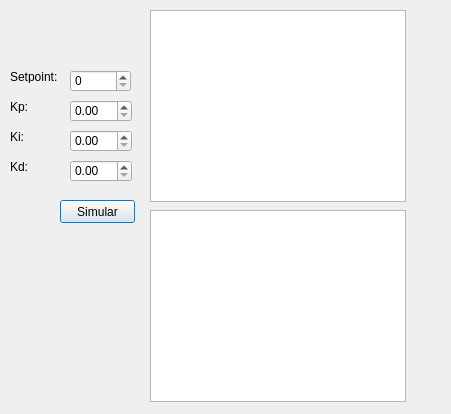
lgalvani007/ProjetoSemestral, file windows/posicao.ui: the form before one commit.
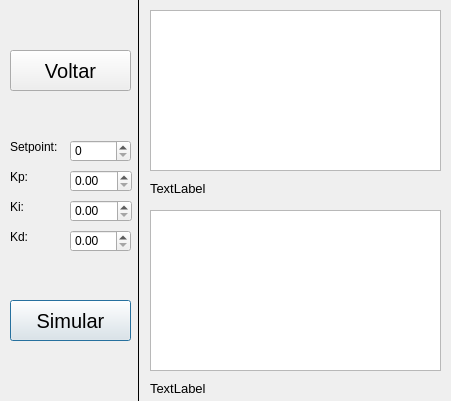
The form after the commit.

Commit message: att windows

```diff
--- a/windows/posicao.ui
+++ b/windows/posicao.ui
@@ -7,7 +7,7 @@
     <x>0</x>
     <y>0</y>
     <width>451</width>
-    <height>414</height>
+    <height>401</height>
    </rect>
   </property>
   <property name="windowTitle">
@@ -17,7 +17,7 @@
    <property name="geometry">
     <rect>
      <x>70</x>
-     <y>100</y>
+     <y>170</y>
      <width>62</width>
      <height>22</height>
     </rect>
@@ -27,7 +27,7 @@
    <property name="geometry">
     <rect>
      <x>70</x>
-     <y>130</y>
+     <y>200</y>
      <width>62</width>
      <height>22</height>
     </rect>
@@ -37,8 +37,8 @@
    <property name="geometry">
     <rect>
      <x>70</x>
-     <y>160</y>
-     <width>62</width>
+     <y>230</y>
+     <width>61</width>
      <height>22</height>
     </rect>
    </property>
@@ -48,8 +48,8 @@
     <rect>
      <x>150</x>
      <y>10</y>
-     <width>256</width>
-     <height>192</height>
+     <width>291</width>
+     <height>161</height>
     </rect>
    </property>
   </widget>
@@ -57,7 +57,7 @@
    <property name="geometry">
     <rect>
      <x>70</x>
-     <y>70</y>
+     <y>140</y>
      <width>61</width>
      <height>22</height>
     </rect>
@@ -66,12 +66,17 @@
   <widget class="QPushButton" name="Simular">
    <property name="geometry">
     <rect>
-     <x>60</x>
-     <y>200</y>
-     <width>75</width>
-     <height>23</height>
+     <x>10</x>
+     <y>300</y>
+     <width>121</width>
+     <height>41</height>
     </rect>
    </property>
+   <property name="font">
+    <font>
+     <pointsize>15</pointsize>
+    </font>
+   </property>
    <property name="text">
     <string>Simular</string>
    </property>
@@ -81,8 +86,8 @@
     <rect>
      <x>150</x>
      <y>210</y>
-     <width>256</width>
-     <height>192</height>
+     <width>291</width>
+     <height>161</height>
     </rect>
    </property>
   </widget>
@@ -90,7 +95,7 @@
    <property name="geometry">
     <rect>
      <x>10</x>
-     <y>70</y>
+     <y>140</y>
      <width>47</width>
      <height>13</height>
     </rect>
@@ -103,7 +108,7 @@
    <property name="geometry">
     <rect>
      <x>10</x>
-     <y>100</y>
+     <y>170</y>
      <width>47</width>
      <height>13</height>
     </rect>
@@ -116,7 +121,7 @@
    <property name="geometry">
     <rect>
      <x>10</x>
-     <y>130</y>
+     <y>200</y>
      <width>47</width>
      <height>13</height>
     </rect>
@@ -129,7 +134,7 @@
    <property name="geometry">
     <rect>
      <x>10</x>
-     <y>160</y>
+     <y>230</y>
      <width>47</width>
      <height>13</height>
     </rect>
@@ -138,6 +143,79 @@
     <string>Kd:</string>
    </property>
   </widget>
+  <widget class="QPushButton" name="Voltar">
+   <property name="geometry">
+    <rect>
+     <x>10</x>
+     <y>50</y>
+     <width>121</width>
+     <height>41</height>
+    </rect>
+   </property>
+   <property name="font">
+    <font>
+     <pointsize>15</pointsize>
+    </font>
+   </property>
+   <property name="text">
+    <string>Voltar</string>
+   </property>
+  </widget>
+  <widget class="QLabel" name="InfoAtual">
+   <property name="geometry">
+    <rect>
+     <x>150</x>
+     <y>180</y>
+     <width>291</width>
+     <height>16</height>
+    </rect>
+   </property>
+   <property name="font">
+    <font>
+     <pointsize>10</pointsize>
+    </font>
+   </property>
+   <property name="text">
+    <string>TextLabel</string>
+   </property>
+  </widget>
+  <widget class="QLabel" name="InfoAnterior">
+   <property name="geometry">
+    <rect>
+     <x>150</x>
+     <y>380</y>
+     <width>291</width>
+     <height>16</height>
+    </rect>
+   </property>
+   <property name="font">
+    <font>
+     <pointsize>10</pointsize>
+    </font>
+   </property>
+   <property name="text">
+    <string>TextLabel</string>
+   </property>
+  </widget>
+  <widget class="Line" name="line">
+   <property name="geometry">
+    <rect>
+     <x>130</x>
+     <y>0</y>
+     <width>16</width>
+     <height>401</height>
+    </rect>
+   </property>
+   <property name="frameShadow">
+    <enum>QFrame::Plain</enum>
+   </property>
+   <property name="lineWidth">
+    <number>1</number>
+   </property>
+   <property name="orientation">
+    <enum>Qt::Vertical</enum>
+   </property>
+  </widget>
  </widget>
  <resources/>
  <connections/>
```
The commit also changes 1 other file.
